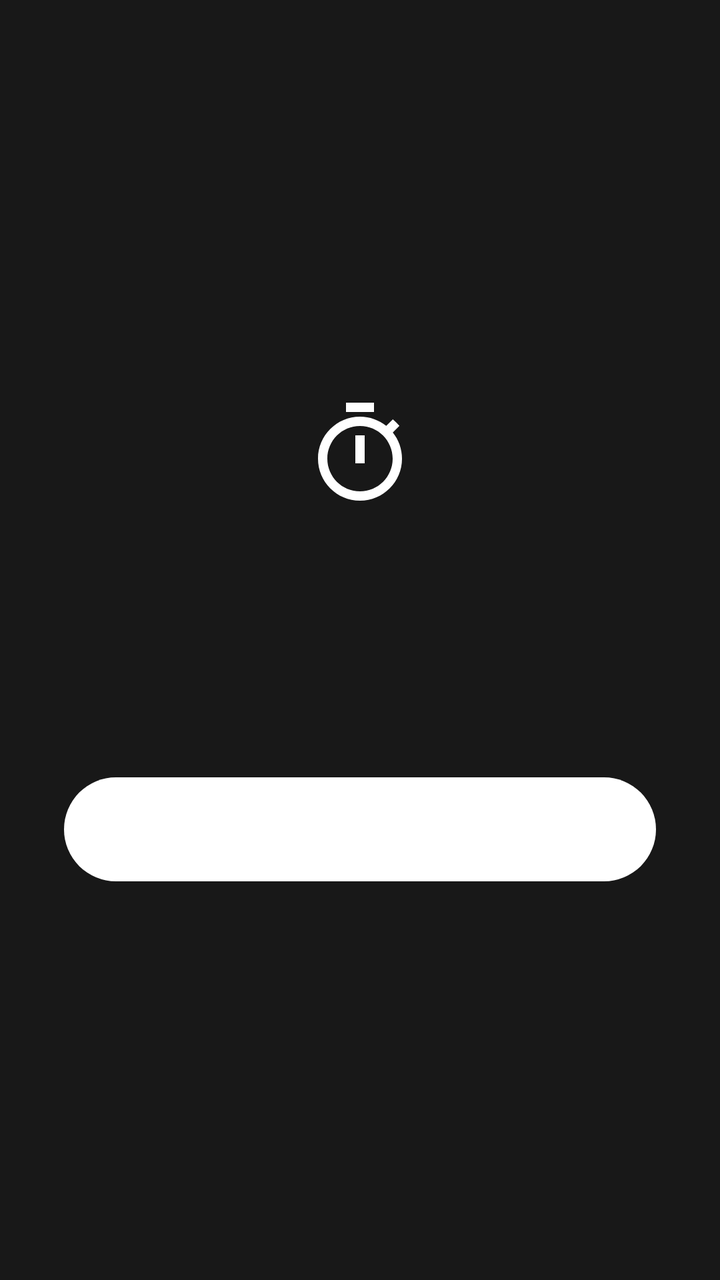
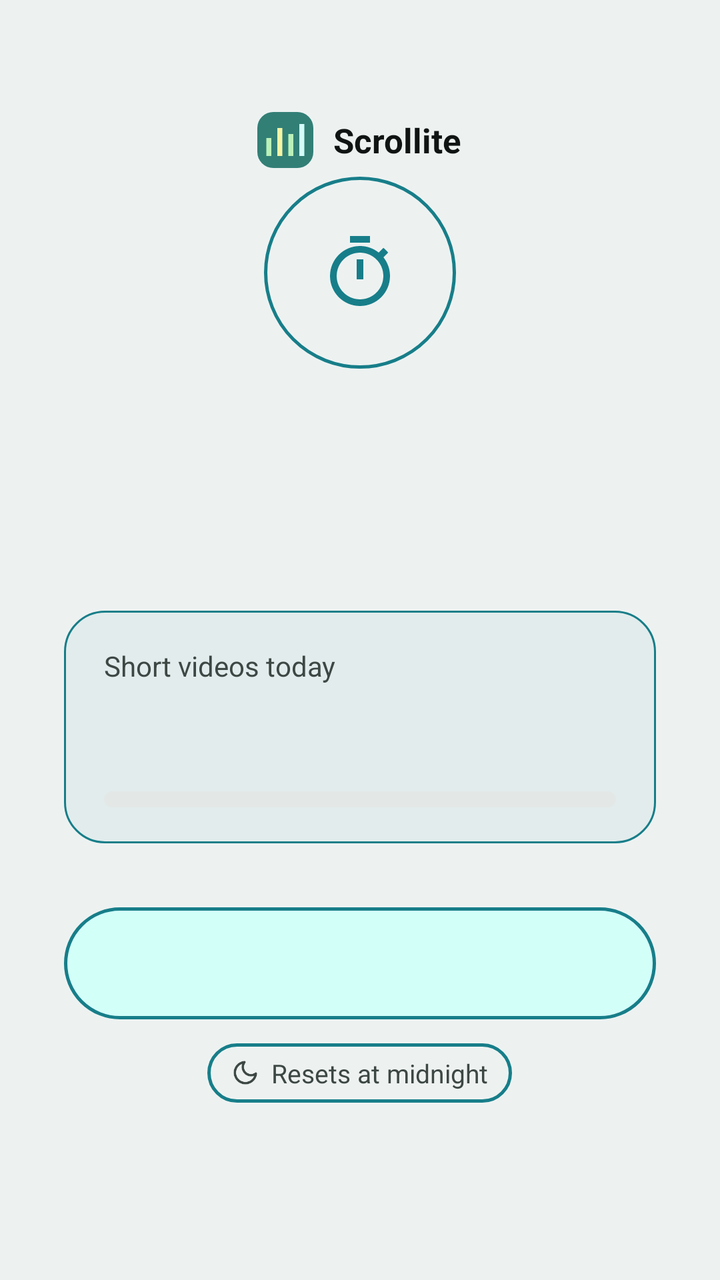

Screens rendered from an Android XML layout before and after an edit, with the pre-edit source and the edit as a unified diff.
<!-- AndroidManifest.xml: application theme Theme.Scrollite -->
<!-- res/layout/overlay_limit.xml -->
<?xml version="1.0" encoding="utf-8"?>
<FrameLayout xmlns:android="http://schemas.android.com/apk/res/android"
    android:layout_width="match_parent"
    android:layout_height="match_parent"
    android:background="@color/limit_overlay_scrim"
    android:clickable="true"
    android:focusable="false">

    
    <LinearLayout
        android:id="@+id/limit_main_group"
        android:layout_width="match_parent"
        android:layout_height="wrap_content"
        android:layout_gravity="center"
        android:gravity="center_horizontal"
        android:orientation="vertical"
        android:paddingStart="32dp"
        android:paddingEnd="32dp">

        <ImageView
            android:layout_width="56dp"
            android:layout_height="56dp"
            android:importantForAccessibility="no"
            android:src="@drawable/ic_limit_timer" />

        <TextView
            android:id="@+id/limit_title"
            style="@style/LimitOverlay.Title"
            android:layout_marginTop="24dp" />

        <TextView
            android:id="@+id/limit_body"
            style="@style/LimitOverlay.Body" />

        <TextView
            android:id="@+id/limit_button"
            style="@style/LimitOverlay.Button"
            android:layout_width="match_parent"
            android:layout_marginTop="40dp" />

        <TextView
            android:id="@+id/limit_extend_link"
            style="@style/LimitOverlay.Link"
            android:text="@string/limit_overlay_extend_link"
            android:visibility="gone" />
    </LinearLayout>

    
    <LinearLayout
        android:id="@+id/limit_extend_group"
        android:layout_width="match_parent"
        android:layout_height="wrap_content"
        android:layout_gravity="center"
        android:gravity="center_horizontal"
        android:orientation="vertical"
        android:paddingStart="32dp"
        android:paddingEnd="32dp"
        android:visibility="gone">

        <TextView
            android:id="@+id/limit_extend_title"
            style="@style/LimitOverlay.Title"
            android:text="@string/limit_overlay_extend_title" />

        <TextView
            android:id="@+id/limit_extend_body"
            style="@style/LimitOverlay.Body" />

        
        <TextView
            android:id="@+id/limit_extend_cancel"
            style="@style/LimitOverlay.Button"
            android:layout_width="match_parent"
            android:layout_marginTop="40dp"
            android:text="@string/limit_overlay_extend_cancel" />

        <LinearLayout
            android:layout_width="wrap_content"
            android:layout_height="wrap_content"
            android:layout_marginTop="8dp"
            android:orientation="horizontal">

            <TextView
                android:id="@+id/limit_extend_short"
                style="@style/LimitOverlay.Link"
                android:enabled="false" />

            <TextView
                android:id="@+id/limit_extend_long"
                style="@style/LimitOverlay.Link"
                android:layout_marginStart="16dp"
                android:enabled="false" />
        </LinearLayout>

        <TextView
            android:id="@+id/limit_extend_status"
            style="@style/LimitOverlay.Body"
            android:layout_marginTop="0dp"
            android:accessibilityLiveRegion="polite"
            android:textSize="13sp" />
    </LinearLayout>
</FrameLayout>
<!-- resources referenced by this layout -->
<resources>
  <color name="limit_overlay_scrim">#E6000000</color>
  <!-- drawable ic_limit_timer (drawable) -->
  <vector xmlns:android="http://schemas.android.com/apk/res/android"
      android:width="24dp"
      android:height="24dp"
      android:viewportWidth="24"
      android:viewportHeight="24">
      <path
          android:fillColor="@color/white"
          android:pathData="M15,1H9v2h6V1zM11,14h2V8h-2v6zM19.03,7.39l1.42,-1.42c-0.43,-0.51 -0.9,-0.99 -1.41,-1.41l-1.42,1.42C16.07,4.74 14.12,4 12,4c-4.97,0 -9,4.03 -9,9s4.02,9 9,9 9,-4.03 9,-9c0,-2.12 -0.74,-4.07 -1.97,-5.61zM12,20c-3.87,0 -7,-3.13 -7,-7s3.13,-7 7,-7 7,3.13 7,7 -3.13,7 -7,7z" />
  </vector>
  <string name="limit_overlay_extend_cancel">Leave Reels</string>
  <style name="LimitOverlay.Body">
          <item name="android:layout_width">wrap_content</item>
          <item name="android:layout_height">wrap_content</item>
          <item name="android:layout_marginTop">12dp</item>
          <item name="android:gravity">center</item>
          <item name="android:lineSpacingMultiplier">1.2</item>
          <item name="android:textColor">@color/limit_overlay_body</item>
          <item name="android:textSize">17sp</item>
      </style>
  <style name="LimitOverlay.Button">
          <item name="android:layout_height">wrap_content</item>
          <item name="android:background">@drawable/bg_limit_button</item>
          <item name="android:gravity">center</item>
          <item name="android:minHeight">52dp</item>
          <item name="android:paddingStart">24dp</item>
          <item name="android:paddingEnd">24dp</item>
          <item name="android:textColor">@color/black</item>
          <item name="android:textSize">17sp</item>
          <item name="android:textStyle">bold</item>
      </style>
  <style name="LimitOverlay.Link">
          <item name="android:layout_width">wrap_content</item>
          <item name="android:layout_height">wrap_content</item>
          <item name="android:layout_marginTop">16dp</item>
          <item name="android:gravity">center</item>
          <item name="android:minHeight">48dp</item>
          <item name="android:padding">12dp</item>
          <item name="android:textColor">@color/limit_overlay_link_text</item>
          <item name="android:textSize">15sp</item>
      </style>
  <style name="LimitOverlay.Title">
          <item name="android:layout_width">wrap_content</item>
          <item name="android:layout_height">wrap_content</item>
          
          <item name="android:accessibilityHeading" tools:targetApi="p">true</item>
          <item name="android:gravity">center</item>
          <item name="android:textColor">@color/white</item>
          <item name="android:textSize">26sp</item>
          <item name="android:textStyle">bold</item>
      </style>
  <style name="Theme.Scrollite" parent="android:Theme.Material.Light.NoActionBar" />
  <color name="white">#FFFFFFFF</color>
  <color name="limit_overlay_body">#CCFFFFFF</color>
  <!-- drawable bg_limit_button (drawable) -->
  <?xml version="1.0" encoding="utf-8"?>
  <selector xmlns:android="http://schemas.android.com/apk/res/android">
      <item android:state_enabled="false">
          <shape android:shape="rectangle">
              <solid android:color="@color/limit_overlay_button_disabled" />
              <corners android:radius="26dp" />
          </shape>
      </item>
      <item>
          <shape android:shape="rectangle">
              <solid android:color="@color/white" />
              <corners android:radius="26dp" />
          </shape>
      </item>
  </selector>
  <color name="black">#FF000000</color>
  <color name="limit_overlay_button_disabled">#99FFFFFF</color>
  <!-- unchanged entries left out for length: 2 -->
</resources>

<!-- the commit's change to res/layout/overlay_limit.xml (unified diff, before → after) -->
@@ -1,10 +1,36 @@
 <?xml version="1.0" encoding="utf-8"?>
 <FrameLayout xmlns:android="http://schemas.android.com/apk/res/android"
+    xmlns:tools="http://schemas.android.com/tools"
     android:layout_width="match_parent"
     android:layout_height="match_parent"
-    android:background="@color/limit_overlay_scrim"
+    android:background="@drawable/bg_limit_overlay_scrim"
     android:clickable="true"
     android:focusable="false">
+
+    
+    <LinearLayout
+        android:layout_width="wrap_content"
+        android:layout_height="wrap_content"
+        android:layout_gravity="top|center_horizontal"
+        android:layout_marginTop="56dp"
+        android:gravity="center_vertical"
+        android:importantForAccessibility="noHideDescendants"
+        android:orientation="horizontal">
+
+        <ImageView
+            android:layout_width="wrap_content"
+            android:layout_height="wrap_content"
+            android:src="@drawable/ic_scrollite_logo" />
+
+        <TextView
+            android:layout_width="wrap_content"
+            android:layout_height="wrap_content"
+            android:layout_marginStart="10dp"
+            android:text="@string/app_name"
+            android:textColor="@color/limit_overlay_text_primary"
+            android:textSize="17sp"
+            android:textStyle="bold" />
+    </LinearLayout>
 
     
     <LinearLayout
@@ -18,9 +44,11 @@
         android:paddingEnd="32dp">
 
         <ImageView
-            android:layout_width="56dp"
-            android:layout_height="56dp"
+            android:layout_width="@dimen/limit_overlay_icon_ring_size"
+            android:layout_height="@dimen/limit_overlay_icon_ring_size"
+            android:background="@drawable/bg_limit_icon_ring"
             android:importantForAccessibility="no"
+            android:padding="28dp"
             android:src="@drawable/ic_limit_timer" />
 
         <TextView
@@ -32,17 +60,58 @@
             android:id="@+id/limit_body"
             style="@style/LimitOverlay.Body" />
 
+        
+        <LinearLayout
+            style="@style/LimitOverlay.Card"
+            android:screenReaderFocusable="true"
+            tools:targetApi="p">
+
+            <LinearLayout
+                android:layout_width="match_parent"
+                android:layout_height="wrap_content"
+                android:orientation="horizontal">
+
+                <TextView
+                    style="@style/LimitOverlay.CardLabel"
+                    android:layout_width="0dp"
+                    android:layout_weight="1"
+                    android:text="@string/limit_overlay_card_label" />
+
+                <TextView
+                    android:id="@+id/limit_card_limit"
+                    style="@style/LimitOverlay.CardLabel" />
+            </LinearLayout>
+
+            <TextView
+                android:id="@+id/limit_card_value"
+                style="@style/LimitOverlay.CardValue" />
+
+            <ProgressBar
+                android:id="@+id/limit_card_progress"
+                style="@android:style/Widget.ProgressBar.Horizontal"
+                android:layout_width="match_parent"
+                android:layout_height="@dimen/limit_overlay_progress_height"
+                android:layout_marginTop="12dp"
+                android:importantForAccessibility="no"
+                android:progressDrawable="@drawable/limit_overlay_progress" />
+        </LinearLayout>
+
         <TextView
             android:id="@+id/limit_button"
             style="@style/LimitOverlay.Button"
             android:layout_width="match_parent"
-            android:layout_marginTop="40dp" />
+            android:layout_marginTop="32dp" />
 
         <TextView
             android:id="@+id/limit_extend_link"
             style="@style/LimitOverlay.Link"
             android:text="@string/limit_overlay_extend_link"
             android:visibility="gone" />
+
+        <TextView
+            style="@style/LimitOverlay.Tag"
+            android:drawableStart="@drawable/ic_limit_moon"
+            android:text="@string/limit_overlay_resets" />
     </LinearLayout>
 
     
@@ -71,8 +140,7 @@
             android:id="@+id/limit_extend_cancel"
             style="@style/LimitOverlay.Button"
             android:layout_width="match_parent"
-            android:layout_marginTop="40dp"
-            android:text="@string/limit_overlay_extend_cancel" />
+            android:layout_marginTop="40dp" />
 
         <LinearLayout
             android:layout_width="wrap_content"
<!-- resource entries referenced after the edit -->
@@ -1,6 +1,31 @@
 <!-- resources referenced by this layout -->
 <resources>
-  <color name="limit_overlay_scrim">#E6000000</color>
+  <color name="limit_overlay_text_primary">@color/neutral_ink</color>
+  <dimen name="limit_overlay_icon_ring_size">96dp</dimen>
+  <dimen name="limit_overlay_progress_height">8dp</dimen>
+  <!-- drawable bg_limit_icon_ring (drawable) -->
+  <?xml version="1.0" encoding="utf-8"?>
+  <shape xmlns:android="http://schemas.android.com/apk/res/android" android:shape="oval">
+      <stroke android:width="@dimen/limit_overlay_stroke_outline" android:color="@color/limit_overlay_accent" />
+  </shape>
+  <!-- drawable bg_limit_overlay_scrim (drawable) -->
+  <?xml version="1.0" encoding="utf-8"?>
+  <shape xmlns:android="http://schemas.android.com/apk/res/android" android:shape="rectangle">
+      <solid android:color="@color/limit_overlay_scrim" />
+  </shape>
+  <!-- drawable ic_limit_moon (drawable) -->
+  <vector xmlns:android="http://schemas.android.com/apk/res/android"
+      android:width="14dp"
+      android:height="14dp"
+      android:viewportWidth="24"
+      android:viewportHeight="24">
+      <path
+          android:pathData="M21,12.79A9,9 0,1 1,11.21 3,7 7,0 0,0 21,12.79z"
+          android:strokeWidth="2"
+          android:strokeColor="@color/limit_overlay_tag_text"
+          android:strokeLineCap="round"
+          android:strokeLineJoin="round" />
+  </vector>
   <!-- drawable ic_limit_timer (drawable) -->
   <vector xmlns:android="http://schemas.android.com/apk/res/android"
       android:width="24dp"
@@ -8,39 +33,112 @@
       android:viewportWidth="24"
       android:viewportHeight="24">
       <path
-          android:fillColor="@color/white"
+          android:fillColor="@color/limit_overlay_accent"
           android:pathData="M15,1H9v2h6V1zM11,14h2V8h-2v6zM19.03,7.39l1.42,-1.42c-0.43,-0.51 -0.9,-0.99 -1.41,-1.41l-1.42,1.42C16.07,4.74 14.12,4 12,4c-4.97,0 -9,4.03 -9,9s4.02,9 9,9 9,-4.03 9,-9c0,-2.12 -0.74,-4.07 -1.97,-5.61zM12,20c-3.87,0 -7,-3.13 -7,-7s3.13,-7 7,-7 7,3.13 7,7 -3.13,7 -7,7z" />
   </vector>
-  <string name="limit_overlay_extend_cancel">Leave Reels</string>
+  <!-- drawable ic_scrollite_logo (drawable) -->
+  <vector xmlns:android="http://schemas.android.com/apk/res/android"
+      android:width="28dp"
+      android:height="28dp"
+      android:viewportWidth="28"
+      android:viewportHeight="28">
+      <path
+          android:fillColor="@color/brand_gray_cyan"
+          android:pathData="M8,0H20A8,8 0,0 1,28 8V20A8,8 0,0 1,20 28H8A8,8 0,0 1,0 20V8A8,8 0,0 1,8 0Z" />
+      <path android:fillColor="@color/brand_green" android:pathData="M4.5,13h2.5v9h-2.5z" />
+      <path android:fillColor="@color/brand_yellow" android:pathData="M10,8h2.5v14h-2.5z" />
+      <path android:fillColor="@color/brand_green" android:pathData="M15.5,11h2.5v11h-2.5z" />
+      <path android:fillColor="@color/brand_teal" android:pathData="M21,6h2.5v16h-2.5z" />
+  </vector>
+  <!-- drawable limit_overlay_progress (drawable) -->
+  <?xml version="1.0" encoding="utf-8"?>
+  <layer-list xmlns:android="http://schemas.android.com/apk/res/android">
+      <item android:id="@android:id/background">
+          <shape android:shape="rectangle">
+              <solid android:color="@color/limit_overlay_progress_track" />
+              <corners android:radius="@dimen/limit_overlay_corner_progress" />
+          </shape>
+      </item>
+      <item android:id="@android:id/progress">
+          <scale android:scaleWidth="100%">
+              <shape android:shape="rectangle">
+                  <solid android:color="@color/limit_overlay_accent" />
+                  <corners android:radius="@dimen/limit_overlay_corner_progress" />
+              </shape>
+          </scale>
+      </item>
+  </layer-list>
+  <string name="app_name">Scrollite</string>
+  <string name="limit_overlay_card_label">Short videos today</string>
+  <string name="limit_overlay_resets">Resets at midnight</string>
   <style name="LimitOverlay.Body">
           <item name="android:layout_width">wrap_content</item>
           <item name="android:layout_height">wrap_content</item>
-          <item name="android:layout_marginTop">12dp</item>
+          <item name="android:layout_marginTop">10dp</item>
           <item name="android:gravity">center</item>
           <item name="android:lineSpacingMultiplier">1.2</item>
-          <item name="android:textColor">@color/limit_overlay_body</item>
-          <item name="android:textSize">17sp</item>
+          <item name="android:textColor">@color/limit_overlay_text_secondary</item>
+          <item name="android:textSize">16sp</item>
       </style>
   <style name="LimitOverlay.Button">
           <item name="android:layout_height">wrap_content</item>
           <item name="android:background">@drawable/bg_limit_button</item>
           <item name="android:gravity">center</item>
-          <item name="android:minHeight">52dp</item>
+          <item name="android:minHeight">56dp</item>
           <item name="android:paddingStart">24dp</item>
           <item name="android:paddingEnd">24dp</item>
-          <item name="android:textColor">@color/black</item>
+          <item name="android:textColor">@color/limit_overlay_button_text</item>
           <item name="android:textSize">17sp</item>
           <item name="android:textStyle">bold</item>
       </style>
+  <style name="LimitOverlay.Card">
+          <item name="android:layout_width">match_parent</item>
+          <item name="android:layout_height">wrap_content</item>
+          <item name="android:layout_marginTop">28dp</item>
+          <item name="android:background">@drawable/bg_limit_card</item>
+          <item name="android:orientation">vertical</item>
+          <item name="android:paddingStart">20dp</item>
+          <item name="android:paddingEnd">20dp</item>
+          <item name="android:paddingTop">18dp</item>
+          <item name="android:paddingBottom">18dp</item>
+      </style>
+  <style name="LimitOverlay.CardLabel">
+          <item name="android:layout_width">wrap_content</item>
+          <item name="android:layout_height">wrap_content</item>
+          <item name="android:textColor">@color/limit_overlay_text_secondary</item>
+          <item name="android:textSize">14sp</item>
+      </style>
+  <style name="LimitOverlay.CardValue">
+          <item name="android:layout_width">wrap_content</item>
+          <item name="android:layout_height">wrap_content</item>
+          <item name="android:layout_marginTop">4dp</item>
+          <item name="android:textColor">@color/limit_overlay_text_primary</item>
+          <item name="android:textSize">28sp</item>
+          <item name="android:textStyle">bold</item>
+      </style>
   <style name="LimitOverlay.Link">
           <item name="android:layout_width">wrap_content</item>
           <item name="android:layout_height">wrap_content</item>
-          <item name="android:layout_marginTop">16dp</item>
+          <item name="android:layout_marginTop">8dp</item>
           <item name="android:gravity">center</item>
           <item name="android:minHeight">48dp</item>
           <item name="android:padding">12dp</item>
-          <item name="android:textColor">@color/limit_overlay_link_text</item>
+          <item name="android:textColor">@color/limit_overlay_link</item>
           <item name="android:textSize">15sp</item>
+      </style>
+  <style name="LimitOverlay.Tag">
+          <item name="android:layout_width">wrap_content</item>
+          <item name="android:layout_height">wrap_content</item>
+          <item name="android:layout_marginTop">12dp</item>
+          <item name="android:background">@drawable/bg_limit_tag</item>
+          <item name="android:drawablePadding">6dp</item>
+          <item name="android:gravity">center_vertical</item>
+          <item name="android:paddingStart">12dp</item>
+          <item name="android:paddingEnd">12dp</item>
+          <item name="android:paddingTop">6dp</item>
+          <item name="android:paddingBottom">6dp</item>
+          <item name="android:textColor">@color/limit_overlay_tag_text</item>
+          <item name="android:textSize">13sp</item>
       </style>
   <style name="LimitOverlay.Title">
           <item name="android:layout_width">wrap_content</item>
@@ -48,31 +146,55 @@
           
           <item name="android:accessibilityHeading" tools:targetApi="p">true</item>
           <item name="android:gravity">center</item>
-          <item name="android:textColor">@color/white</item>
-          <item name="android:textSize">26sp</item>
+          <item name="android:textColor">@color/limit_overlay_title</item>
+          <item name="android:textSize">28sp</item>
           <item name="android:textStyle">bold</item>
       </style>
-  <style name="Theme.Scrollite" parent="android:Theme.Material.Light.NoActionBar" />
-  <color name="white">#FFFFFFFF</color>
-  <color name="limit_overlay_body">#CCFFFFFF</color>
+  <style name="Theme.Scrollite" parent="android:Theme.Material.Light.NoActionBar">
+          <item name="android:windowBackground">@color/app_background</item>
+      </style>
+  <color name="neutral_ink">#FF101413</color>
+  <dimen name="limit_overlay_stroke_outline">1.5dp</dimen>
+  <color name="limit_overlay_accent">@color/brand_turquoise</color>
+  <color name="limit_overlay_tag_text">@color/neutral_gray_700</color>
+  <color name="brand_gray_cyan">#FF327F76</color>
+  <color name="brand_green">#FFBAF1B9</color>
+  <color name="brand_yellow">#FFF4F4A6</color>
+  <color name="brand_teal">#FFD3FFF9</color>
+  <color name="limit_overlay_progress_track">@color/neutral_gray_100</color>
+  <dimen name="limit_overlay_corner_progress">4dp</dimen>
+  <color name="limit_overlay_text_secondary">@color/neutral_gray_700</color>
   <!-- drawable bg_limit_button (drawable) -->
   <?xml version="1.0" encoding="utf-8"?>
-  <selector xmlns:android="http://schemas.android.com/apk/res/android">
-      <item android:state_enabled="false">
-          <shape android:shape="rectangle">
-              <solid android:color="@color/limit_overlay_button_disabled" />
-              <corners android:radius="26dp" />
-          </shape>
-      </item>
-      <item>
-          <shape android:shape="rectangle">
-              <solid android:color="@color/white" />
-              <corners android:radius="26dp" />
-          </shape>
-      </item>
-  </selector>
-  <color name="black">#FF000000</color>
-  <color name="limit_overlay_button_disabled">#99FFFFFF</color>
+  <shape xmlns:android="http://schemas.android.com/apk/res/android" android:shape="rectangle">
+      <solid android:color="@color/limit_overlay_button_fill" />
+      <stroke android:width="@dimen/limit_overlay_stroke_outline" android:color="@color/limit_overlay_button_stroke" />
+      <corners android:radius="@dimen/limit_overlay_corner_button" />
+  </shape>
+  <!-- drawable bg_limit_card (drawable) -->
+  <?xml version="1.0" encoding="utf-8"?>
+  <shape xmlns:android="http://schemas.android.com/apk/res/android" android:shape="rectangle">
+      <solid android:color="@color/limit_overlay_card_fill" />
+      <stroke android:width="@dimen/limit_overlay_stroke_hairline" android:color="@color/limit_overlay_accent" />
+      <corners android:radius="@dimen/limit_overlay_corner_card" />
+  </shape>
+  <!-- drawable bg_limit_tag (drawable) -->
+  <?xml version="1.0" encoding="utf-8"?>
+  <shape xmlns:android="http://schemas.android.com/apk/res/android" android:shape="rectangle">
+      <stroke android:width="@dimen/limit_overlay_stroke_outline" android:color="@color/limit_overlay_tag_stroke" />
+      <corners android:radius="@dimen/limit_overlay_corner_tag" />
+  </shape>
+  <color name="limit_overlay_title">@color/neutral_ink</color>
+  <color name="app_background">@color/neutral_gray_50</color>
+  <color name="brand_turquoise">#FF177E89</color>
+  <color name="neutral_gray_700">#FF3D4744</color>
+  <color name="neutral_gray_100">#FFE3E8E7</color>
+  <dimen name="limit_overlay_corner_button">28dp</dimen>
+  <dimen name="limit_overlay_stroke_hairline">1dp</dimen>
+  <dimen name="limit_overlay_corner_card">20dp</dimen>
+  <color name="limit_overlay_tag_stroke">@color/brand_turquoise</color>
+  <dimen name="limit_overlay_corner_tag">14dp</dimen>
+  <color name="neutral_gray_50">#FFEEF2F1</color>
   <!-- unchanged entries left out for length: 2 -->
 </resources>
 
